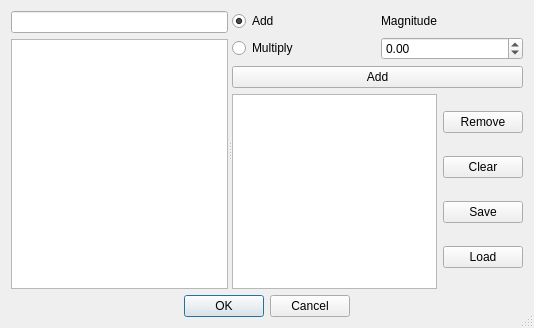
Old version of the form anna_graphica/logitbiasdialog.ui in the repository matrixsmaster/ANNA.
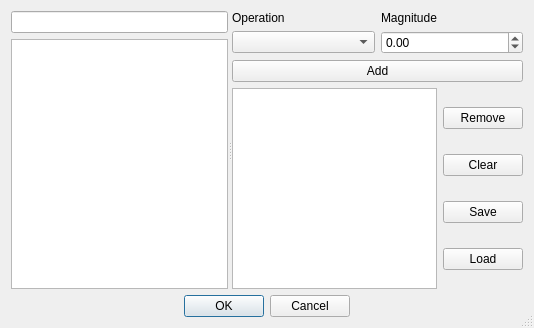
New version of the form. Icons and pictures are not drawn.

Diff of the .ui file:
```diff
--- a/anna_graphica/logitbiasdialog.ui
+++ b/anna_graphica/logitbiasdialog.ui
@@ -26,7 +26,7 @@
      <property name="orientation">
       <enum>Qt::Horizontal</enum>
      </property>
-     <widget class="QWidget" name="">
+     <widget class="QWidget" name="layoutWidget">
       <layout class="QVBoxLayout" name="verticalLayout_3">
        <item>
         <widget class="QLineEdit" name="patLine"/>
@@ -36,37 +36,13 @@
        </item>
       </layout>
      </widget>
-     <widget class="QWidget" name="">
+     <widget class="QWidget" name="layoutWidget">
       <layout class="QVBoxLayout" name="verticalLayout_4">
        <item>
         <layout class="QVBoxLayout" name="verticalLayout_2">
          <item>
           <layout class="QGridLayout" name="gridLayout">
-           <item row="0" column="0">
-            <widget class="QRadioButton" name="opAdd">
-             <property name="text">
-              <string>Add</string>
-             </property>
-             <property name="checked">
-              <bool>true</bool>
-             </property>
-            </widget>
-           </item>
-           <item row="0" column="1">
-            <widget class="QLabel" name="label">
-             <property name="text">
-              <string>Magnitude</string>
-             </property>
-            </widget>
-           </item>
-           <item row="1" column="0">
-            <widget class="QRadioButton" name="opMul">
-             <property name="text">
-              <string>Multiply</string>
-             </property>
-            </widget>
-           </item>
-           <item row="1" column="1">
+           <item row="2" column="1">
             <widget class="QDoubleSpinBox" name="magnitude">
              <property name="minimum">
               <double>-999999.000000000000000</double>
@@ -76,6 +52,23 @@
              </property>
             </widget>
            </item>
+           <item row="1" column="1">
+            <widget class="QLabel" name="label">
+             <property name="text">
+              <string>Magnitude</string>
+             </property>
+            </widget>
+           </item>
+           <item row="1" column="0">
+            <widget class="QLabel" name="label_2">
+             <property name="text">
+              <string>Operation</string>
+             </property>
+            </widget>
+           </item>
+           <item row="2" column="0">
+            <widget class="QComboBox" name="opCombo"/>
+           </item>
           </layout>
          </item>
          <item>
```
